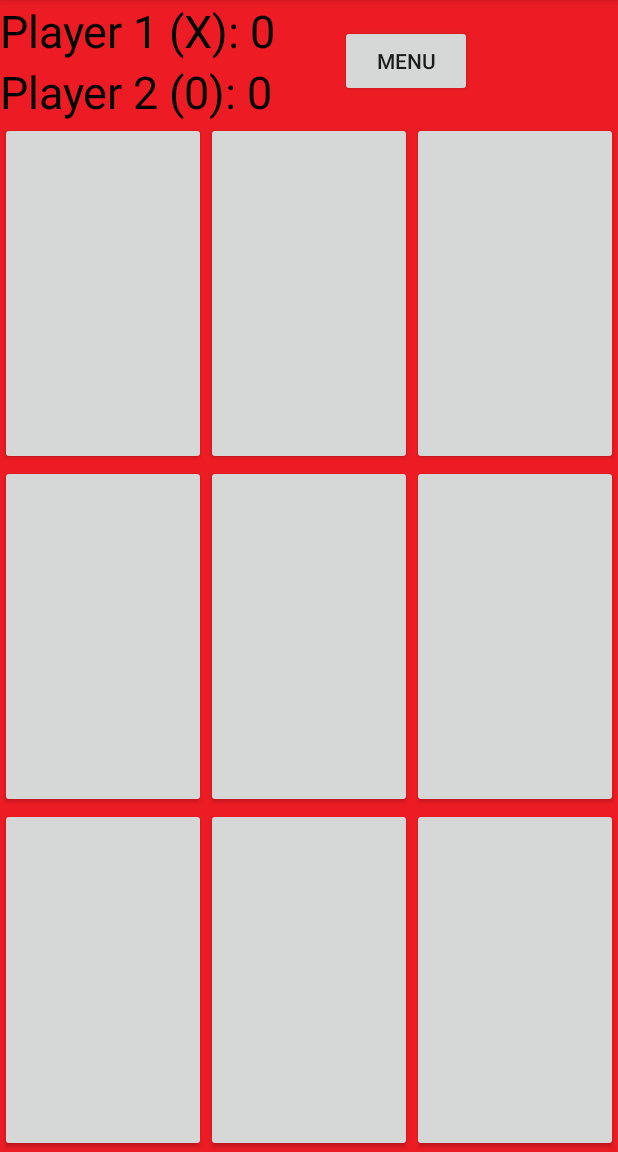
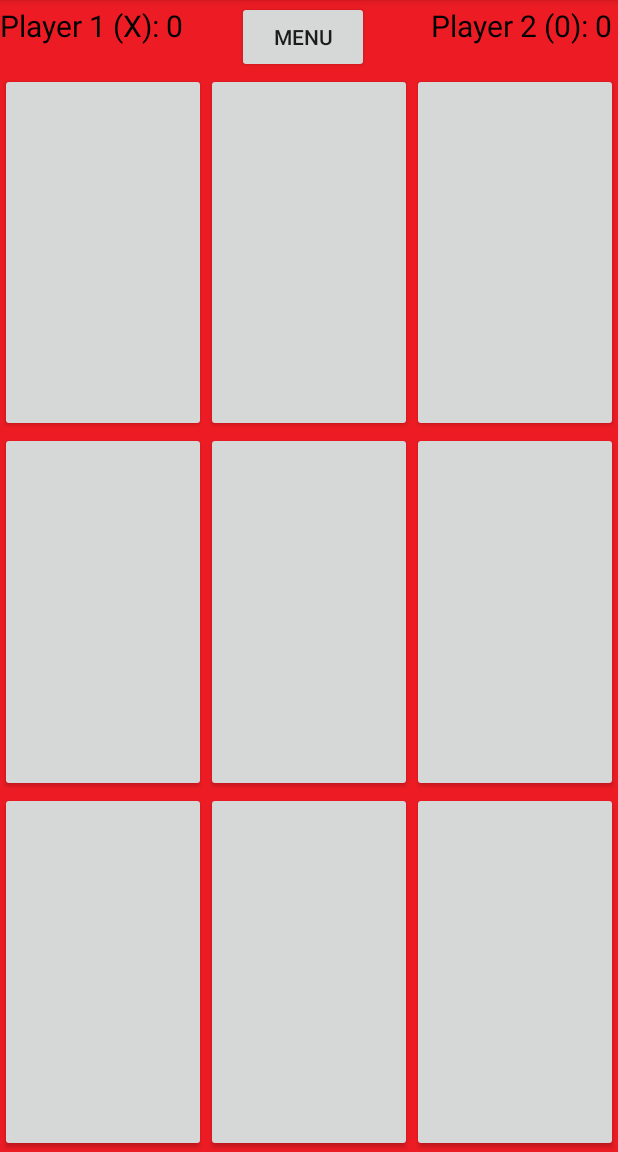
Before and after one commit to Adam110001/Java-Android-Tic-Tac-Toe-Mobile-Application, an Android app: the ActivityTwo screen opened directly, with no data from a screen before it, on a phone screen of 412 x 824 dp, the part 84-1236 px from its top. Run offline under Robolectric (Android 15) with nearby library versions, the phone set to English and light mode, and no system bars.

```diff
--- a/app/src/main/java/AdamDovciak/napier/ac/uk/ActivityThree.java
+++ b/app/src/main/java/AdamDovciak/napier/ac/uk/ActivityThree.java
@@ -48,7 +48,8 @@ public class ActivityThree extends AppCompatActivity {
         startActivity(intent);
     }
 
-    public void resetGame() {
-
+    private void resetGame() {
+        ActivityTwo activityTwo = new ActivityTwo();
+        activityTwo.resetGame();
     }
 }
--- a/app/src/main/res/layout/activity_two.xml
+++ b/app/src/main/res/layout/activity_two.xml
@@ -5,42 +5,57 @@
     android:layout_width="match_parent"
     android:layout_height="match_parent"
     android:orientation="vertical"
-    tools:context="com.codinginflow.tictactoe.MainActivity"
+    tools:context=".ActivityTwo"
     android:background="@drawable/background1">
 
-    <RelativeLayout
+    <android.support.constraint.ConstraintLayout
         android:layout_width="match_parent"
         android:layout_height="wrap_content">
-
-        <TextView
-            android:id="@+id/text_view_p1"
-            android:layout_width="wrap_content"
-            android:layout_height="wrap_content"
-            android:freezesText="true"
-            android:text="Player 1 (X): 0"
-            android:textColor="@android:color/black"
-            android:textSize="30sp" />
-
-        <TextView
-            android:id="@+id/text_view_p2"
-            android:layout_width="wrap_content"
-            android:layout_height="wrap_content"
-            android:layout_below="@+id/text_view_p1"
-            android:freezesText="true"
-            android:text="Player 2 (0): 0"
-            android:textColor="@android:color/black"
-            android:textSize="30sp" />
 
         <Button
             android:id="@+id/button_menu"
             android:layout_width="wrap_content"
             android:layout_height="wrap_content"
             android:layout_alignParentEnd="true"
-            android:layout_centerVertical="true"
-            android:layout_marginEnd="97dp"
-            android:text="menu" />
+            android:layout_marginStart="36dp"
+            android:text="menu"
+            app:layout_constraintBottom_toBottomOf="parent"
+            app:layout_constraintStart_toEndOf="@+id/text_view_p1"
+            app:layout_constraintTop_toTopOf="parent" />
 
-    </RelativeLayout>
+        <TextView
+            android:id="@+id/text_view_p2"
+            android:layout_width="wrap_content"
+            android:layout_height="wrap_content"
+            android:layout_marginTop="3dp"
+            android:layout_marginEnd="4dp"
+            android:layout_marginBottom="18dp"
+            android:freezesText="true"
+            android:text="Player 2 (0): 0"
+            android:textColor="@android:color/black"
+            android:textSize="20sp"
+            app:layout_constraintBottom_toBottomOf="parent"
+            app:layout_constraintEnd_toEndOf="parent"
+            app:layout_constraintTop_toTopOf="parent"
+            app:layout_constraintVertical_bias="1.0"
+            tools:text="Player 2 (0): 0" />
+
+        <TextView
+            android:id="@+id/text_view_p1"
+            android:layout_width="wrap_content"
+            android:layout_height="wrap_content"
+            android:layout_marginTop="3dp"
+            android:layout_marginEnd="36dp"
+            android:freezesText="true"
+            android:text="Player 1 (X): 0"
+            android:textColor="@android:color/black"
+            android:textSize="20sp"
+            app:layout_constraintEnd_toStartOf="@+id/button_menu"
+            app:layout_constraintStart_toStartOf="parent"
+            app:layout_constraintTop_toTopOf="parent" />
+
+
+    </android.support.constraint.ConstraintLayout>
 
     <LinearLayout
         android:layout_width="match_parent"
@@ -48,7 +63,7 @@
         android:layout_weight="1">
 
         <Button
-            android:id="@+id/button1"
+            android:id="@+id/button00"
             android:layout_width="0dp"
             android:layout_height="match_parent"
             android:layout_weight="1"
@@ -56,7 +71,7 @@
             android:textSize="60sp" />
 
         <Button
-            android:id="@+id/button2"
+            android:id="@+id/button01"
             android:layout_width="0dp"
             android:layout_height="match_parent"
             android:layout_weight="1"
@@ -64,7 +79,7 @@
             android:textSize="60sp" />
 
         <Button
-            android:id="@+id/button3"
+            android:id="@+id/button02"
             android:layout_width="0dp"
             android:layout_height="match_parent"
             android:layout_weight="1"
@@ -87,7 +102,7 @@
             android:textSize="60sp" />
 
         <Button
-            android:id="@+id/button20"
+            android:id="@+id/button11"
             android:layout_width="0dp"
             android:layout_height="match_parent"
             android:layout_weight="1"
@@ -95,7 +110,7 @@
             android:textSize="60sp" />
 
         <Button
-            android:id="@+id/button30"
+            android:id="@+id/button12"
             android:layout_width="0dp"
             android:layout_height="match_parent"
             android:layout_weight="1"
@@ -110,7 +125,7 @@
         android:layout_weight="1">
 
         <Button
-            android:id="@+id/button100"
+            android:id="@+id/button20"
             android:layout_width="0dp"
             android:layout_height="match_parent"
             android:layout_weight="1"
@@ -118,7 +133,7 @@
             android:textSize="60sp" />
 
         <Button
-            android:id="@+id/button200"
+            android:id="@+id/button21"
             android:layout_width="0dp"
             android:layout_height="match_parent"
             android:layout_weight="1"
@@ -126,7 +141,7 @@
             android:textSize="60sp" />
 
         <Button
-            android:id="@+id/button300"
+            android:id="@+id/button22"
             android:layout_width="0dp"
             android:layout_height="match_parent"
             android:layout_weight="1"
```
Also changed, not shown: app/src/main/java/AdamDovciak/napier/ac/uk/ActivityTwo.java (+148 -0 lines), app/src/main/java/AdamDovciak/napier/ac/uk/DatabaseManipulator.java (added, +77 -0 lines), app/src/main/res/layout/activity_three.xml (+18 -0 lines), app/src/main/res/drawable/blacksquare.jpg (added).
